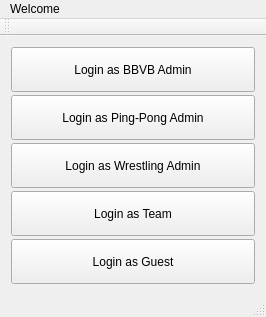
First picture: the form in mainwindow.ui, repository AhmadrezaHadi/SamavarQt, before the edit.
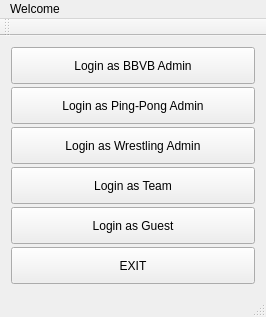
Second picture: the form after the edit.

```diff
--- a/mainwindow.ui
+++ b/mainwindow.ui
@@ -85,6 +85,19 @@
         </property>
        </widget>
       </item>
+      <item>
+       <widget class="QPushButton" name="exitButton">
+        <property name="sizePolicy">
+         <sizepolicy hsizetype="Preferred" vsizetype="Preferred">
+          <horstretch>0</horstretch>
+          <verstretch>0</verstretch>
+         </sizepolicy>
+        </property>
+        <property name="text">
+         <string>EXIT</string>
+        </property>
+       </widget>
+      </item>
      </layout>
     </item>
    </layout>
```
